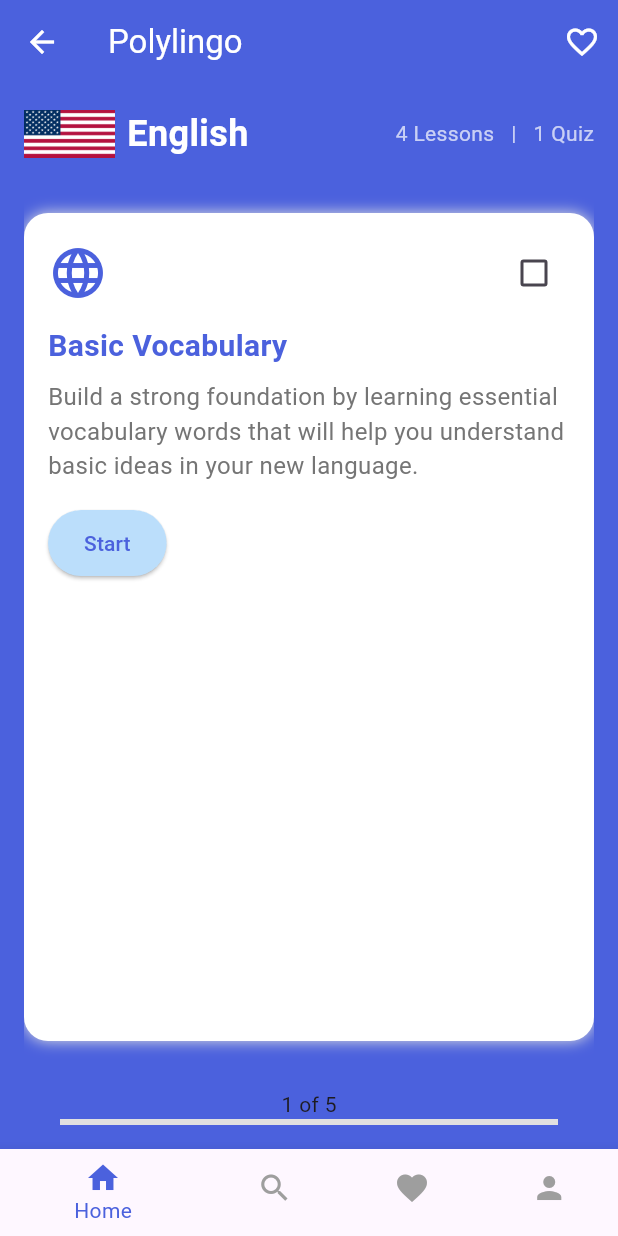
After one commit to kezia03/UAS_MobProg, a Flutter app: the HomeScreen screen opened by its route, after a tap on "English", on a phone screen of 412 x 824 dp. The commit adds this screen. Run offline on Flutter 3.47's test engine with Material 3 defaults, Android fonts, the phone set to English and light mode, and no system bars.

Commit message:
english course page

```diff
--- a/lib/main.dart
+++ b/lib/main.dart
@@ -3,6 +3,7 @@ import 'screens/landing_page.dart';
 import 'screens/login_screen.dart';
 import 'screens/signup_screen.dart';
 import 'screens/home_screen.dart';
+import 'screens/english_course_page.dart';
 
 void main() {
   runApp(const PolylingoApp());
@@ -26,6 +27,7 @@ class PolylingoApp extends StatelessWidget {
         '/login': (context) => const LoginScreen(),
         '/signup': (context) => const SignUpScreen(),
         '/home': (context) => const HomeScreen(),
+        '/english_course': (context) => EnglishCoursePage(),
       },
     );
   }
--- /dev/null
+++ b/lib/screens/english_course_page.dart
@@ -0,0 +1,198 @@
+import 'package:flutter/material.dart';
+
+class EnglishCoursePage extends StatefulWidget {
+  @override
+  _EnglishCoursePageState createState() => _EnglishCoursePageState();
+}
+
+class _EnglishCoursePageState extends State<EnglishCoursePage> {
+  int currentIndex = 0;
+  int progress = 0;
+
+  final List<Map<String, String>> courses = [
+    {
+      'title': 'Basic Vocabulary',
+      'description': 'Build a strong foundation by learning essential vocabulary words that will help you understand basic ideas in your new language.'
+    },
+    {
+      'title': 'Greetings & Introduction',
+      'description': 'Learn essential phrases for greeting others and introducing yourself with confidence.'
+    },
+    {
+      'title': 'Everyday Conversations',
+      'description': 'Get comfortable with daily conversations by learning common phrases and expressions.'
+    },
+    {
+      'title': 'Grammar Basics',
+      'description': 'Understand the basics of grammar rules that will support your language learning journey.'
+    },
+    {
+      'title': 'Advanced Vocabulary',
+      'description': 'Expand your vocabulary with more advanced words and expressions.'
+    },
+  ];
+
+  void updateProgress(bool isChecked) {
+    setState(() {
+      if (isChecked) {
+        progress = (progress + 1).clamp(0, courses.length);
+      } else {
+        progress = (progress - 1).clamp(0, courses.length);
+      }
+    });
+  }
+
+  @override
+  Widget build(BuildContext context) {
+    return Scaffold(
+      appBar: AppBar(
+        backgroundColor: const Color(0xFF4B61DD),
+        title: const Text('Polylingo', style: TextStyle(color: Colors.white)),
+        leading: IconButton(
+          icon: const Icon(Icons.arrow_back, color: Colors.white),
+          onPressed: () => Navigator.pop(context),
+        ),
+        actions: [
+          IconButton(
+            icon: const Icon(Icons.favorite_border, color: Colors.white),
+            onPressed: () {},
+          ),
+        ],
+      ),
+      body: Padding(
+        padding: const EdgeInsets.all(16.0),
+        child: Column(
+          children: [
+            Row(
+              children: [
+                Image.asset('assets/us_flag.png', height: 32),
+                const SizedBox(width: 8),
+                const Text(
+                  'English',
+                  style: TextStyle(fontSize: 24, fontWeight: FontWeight.bold, color: Colors.white),
+                ),
+                const Spacer(),
+                const Text(
+                  '4 Lessons   |   1 Quiz',
+                  style: TextStyle(color: Colors.white70),
+                ),
+              ],
+            ),
+            const SizedBox(height: 20),
+            Expanded(
+              child: PageView.builder(
+                itemCount: courses.length,
+                onPageChanged: (index) {
+                  setState(() {
+                    currentIndex = index;
+                  });
+                },
+                itemBuilder: (context, index) {
+                  return CourseCard(
+                    title: courses[index]['title']!,
+                    description: courses[index]['description']!,
+                    onChecked: updateProgress,
+                  );
+                },
+              ),
+            ),
+            const SizedBox(height: 16),
+            Text('${currentIndex + 1} of ${courses.length}'),
+            Padding(
+              padding: const EdgeInsets.symmetric(horizontal: 24),
+              child: LinearProgressIndicator(
+                value: progress / courses.length,
+                backgroundColor: Colors.grey[300],
+                valueColor: const AlwaysStoppedAnimation<Color>(Color(0xFF4B61DD)),
+              ),
+            ),
+          ],
+        ),
+      ),
+      bottomNavigationBar: BottomNavigationBar(
+        backgroundColor: Colors.white,
+        selectedItemColor: const Color(0xFF4B61DD),
+        unselectedItemColor: Colors.grey,
+        items: const [
+          BottomNavigationBarItem(icon: Icon(Icons.home), label: 'Home'),
+          BottomNavigationBarItem(icon: Icon(Icons.search), label: 'Search'),
+          BottomNavigationBarItem(icon: Icon(Icons.favorite), label: 'Favorites'),
+          BottomNavigationBarItem(icon: Icon(Icons.person), label: 'Profile'),
+        ],
+      ),
+    );
+  }
+}
+
+class CourseCard extends StatefulWidget {
+  final String title;
+  final String description;
+  final Function(bool) onChecked;
+
+  CourseCard({required this.title, required this.description, required this.onChecked});
+
+  @override
+  _CourseCardState createState() => _CourseCardState();
+}
+
+class _CourseCardState extends State<CourseCard> {
+  bool isChecked = false;
+
+  @override
+  Widget build(BuildContext context) {
+    return Container(
+      margin: const EdgeInsets.symmetric(vertical: 16),
+      padding: const EdgeInsets.all(16),
+      decoration: BoxDecoration(
+        color: Colors.white,
+        borderRadius: BorderRadius.circular(16),
+        boxShadow: [BoxShadow(blurRadius: 8, color: Colors.grey[300]!)],
+      ),
+      child: Column(
+        crossAxisAlignment: CrossAxisAlignment.start,
+        children: [
+          Row(
+            children: [
+              const Icon(Icons.language, color: Color(0xFF4B61DD), size: 40),
+              const Spacer(),
+              Checkbox(
+                value: isChecked,
+                onChanged: (value) {
+                  setState(() {
+                    isChecked = value ?? false;
+                    widget.onChecked(isChecked);
+                  });
+                },
+              ),
+            ],
+          ),
+          const SizedBox(height: 10),
+          Text(
+            widget.title,
+            style: const TextStyle(fontSize: 20, fontWeight: FontWeight.bold, color: Color(0xFF4B61DD)),
+          ),
+          const SizedBox(height: 8),
+          Text(
+            widget.description,
+            style: TextStyle(fontSize: 16, color: Colors.grey[600]),
+          ),
+          const SizedBox(height: 16),
+          ElevatedButton(
+            onPressed: () {},
+            style: ElevatedButton.styleFrom(
+              backgroundColor: Colors.blue[100],
+              padding: const EdgeInsets.symmetric(horizontal: 24, vertical: 12),
+              shape: RoundedRectangleBorder(
+                borderRadius: BorderRadius.circular(24),
+              ),
+            ),
+            child: const Text(
+              'Start',
+              style: TextStyle(color: Color(0xFF4B61DD)),
+            ),
+          ),
+        ],
+      ),
+    );
+  }
+}
--- a/lib/screens/home_screen.dart
+++ b/lib/screens/home_screen.dart
@@ -1,4 +1,5 @@
 import 'package:flutter/material.dart';
+import 'english_course_page.dart'; // Import halaman tujuan
 
 class HomeScreen extends StatelessWidget {
   const HomeScreen({super.key});
@@ -61,11 +62,16 @@ class HomeScreen extends StatelessWidget {
                 ),
               ),
               const SizedBox(height: 10),
-              _buildCourseItem('Japanese', Icons.circle),
+              _buildCourseItem('Japanese', Icons.circle, onTap: () {}), // Tidak ada aksi
               const SizedBox(height: 10),
-              _buildCourseItem('English', Icons.circle),
+              _buildCourseItem('English', Icons.circle, onTap: () {
+                Navigator.push(
+                  context,
+                  MaterialPageRoute(builder: (context) => EnglishCoursePage()),
+                );
+              }),
               const SizedBox(height: 10),
-              _buildCourseItem('Spanish', Icons.circle),
+              _buildCourseItem('Spanish', Icons.circle, onTap: () {}), // Tidak ada aksi
             ],
           ),
         ),
@@ -85,8 +91,10 @@ class HomeScreen extends StatelessWidget {
     );
   }
 
-  Widget _buildCourseItem(String language, IconData icon) {
-    return Container(
+  Widget _buildCourseItem(String language, IconData icon, {required VoidCallback onTap}) {
+    return GestureDetector(
+      onTap: onTap,
+      child: Container(
         padding: const EdgeInsets.all(15),
         decoration: BoxDecoration(
           color: Colors.white.withOpacity(0.2),
@@ -114,6 +122,7 @@ class HomeScreen extends StatelessWidget {
             ),
           ],
         ),
+      ),
     );
   }
 }
```
Lines whose indentation alone changed are shown as unchanged.
